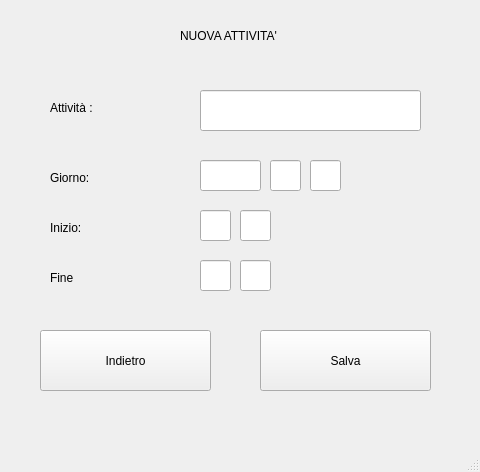
First picture: the form in Controller/insertactivitycontroller.ui, repository RalucaBuzamurga/Activity_Tracker, before the edit.
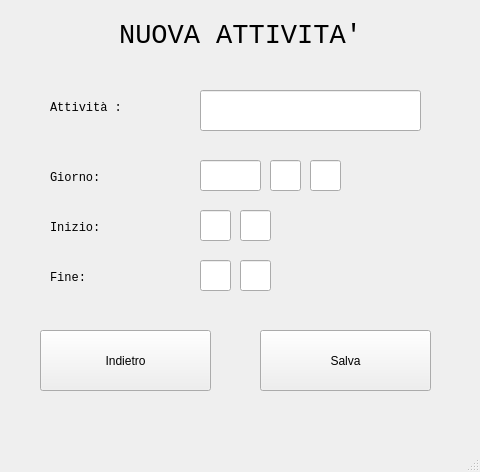
Second picture: the form after the edit.

What changed in the file:
```diff
--- a/Controller/insertactivitycontroller.ui
+++ b/Controller/insertactivitycontroller.ui
@@ -17,25 +17,39 @@
    <widget class="QLabel" name="label">
     <property name="geometry">
      <rect>
-      <x>180</x>
+      <x>10</x>
       <y>10</y>
-      <width>191</width>
+      <width>461</width>
       <height>51</height>
      </rect>
     </property>
+    <property name="font">
+     <font>
+      <family>Courier New</family>
+      <pointsize>20</pointsize>
+     </font>
+    </property>
     <property name="text">
      <string>NUOVA ATTIVITA'</string>
     </property>
+    <property name="alignment">
+     <set>Qt::AlignCenter</set>
+    </property>
    </widget>
    <widget class="QLabel" name="label_2">
     <property name="geometry">
      <rect>
       <x>50</x>
       <y>100</y>
-      <width>60</width>
+      <width>101</width>
       <height>16</height>
      </rect>
     </property>
+    <property name="font">
+     <font>
+      <family>Courier New</family>
+     </font>
+    </property>
     <property name="text">
      <string>Attività :</string>
     </property>
@@ -45,10 +59,15 @@
      <rect>
       <x>50</x>
       <y>170</y>
-      <width>60</width>
+      <width>101</width>
       <height>16</height>
      </rect>
     </property>
+    <property name="font">
+     <font>
+      <family>Courier New</family>
+     </font>
+    </property>
     <property name="text">
      <string>Giorno:</string>
     </property>
@@ -58,10 +77,15 @@
      <rect>
       <x>50</x>
       <y>220</y>
-      <width>60</width>
+      <width>101</width>
       <height>16</height>
      </rect>
     </property>
+    <property name="font">
+     <font>
+      <family>Courier New</family>
+     </font>
+    </property>
     <property name="text">
      <string>Inizio:</string>
     </property>
@@ -71,12 +95,17 @@
      <rect>
       <x>50</x>
       <y>270</y>
-      <width>60</width>
+      <width>101</width>
       <height>16</height>
      </rect>
     </property>
+    <property name="font">
+     <font>
+      <family>Courier New</family>
+     </font>
+    </property>
     <property name="text">
-     <string>Fine</string>
+     <string>Fine:</string>
     </property>
    </widget>
    <widget class="QLineEdit" name="nameEdit">
```
